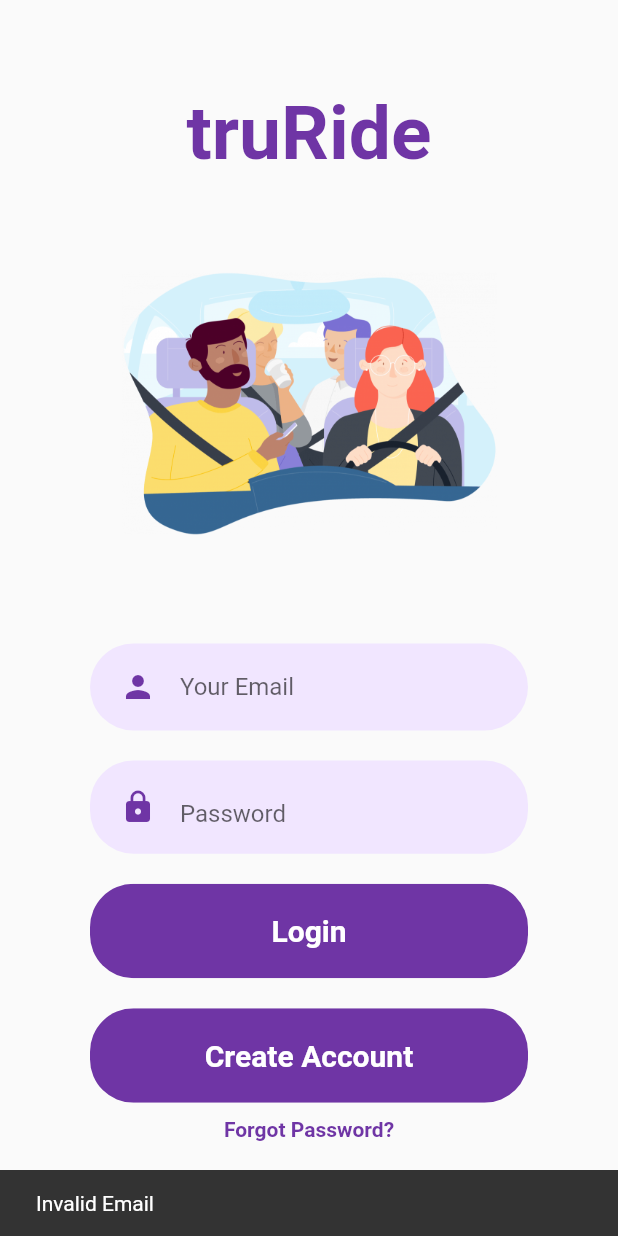
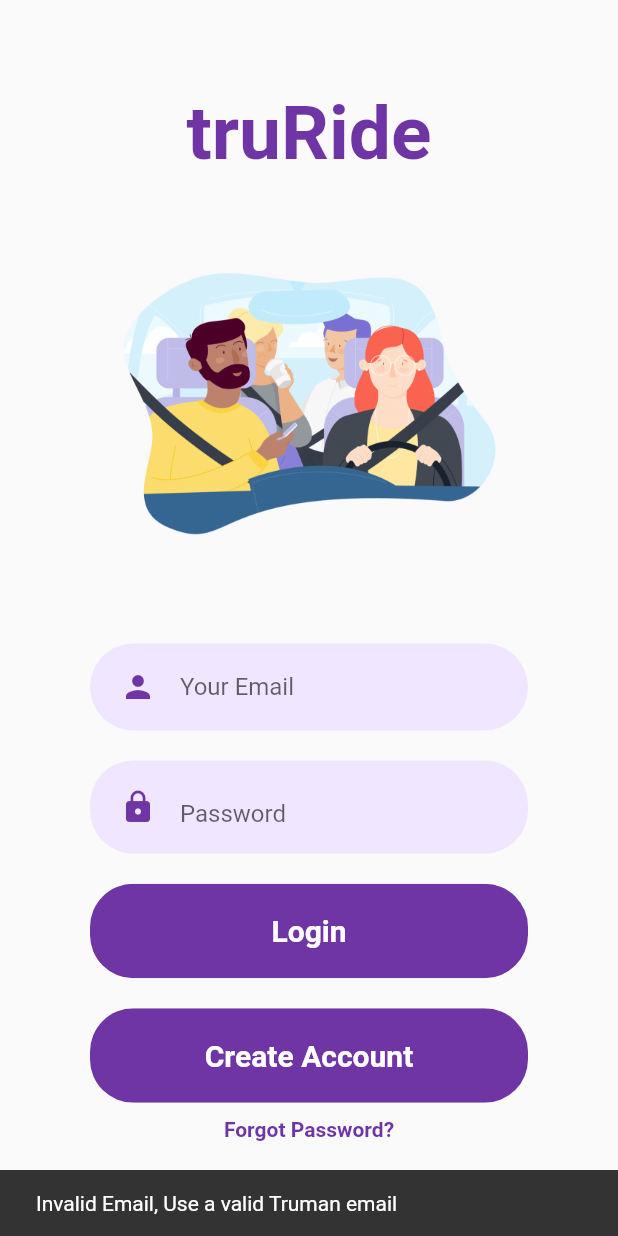
Before and after one commit to kwakubonsam/carpool, a Flutter app: the screen it shows after launch, after a tap on "Create Account", on a phone screen of 412 x 824 dp. Run offline on Flutter 3.47's test engine with Material 2 defaults, Android fonts, the phone set to English and light mode, and no system bars; our stand-ins replace cloud_firestore, firebase_auth, firebase_core, flutter_form_builder; accounts and stored records are empty; network calls fail.

Commit message:
Added some modifcations to the login screen

```diff
--- a/lib/screens/login/login_screen.dart
+++ b/lib/screens/login/login_screen.dart
@@ -82,7 +82,7 @@ class _LoginState extends State<LoginScreen> {
                   if(!email.hasMatch(_emailController.text)){
                     Scaffold.of(context).showSnackBar(
                         SnackBar(
-                          content: Text("Invalid Email"),
+                          content: Text("Invalid Email, Use a valid Truman email"),
                         ),
                     );
                   }
```
